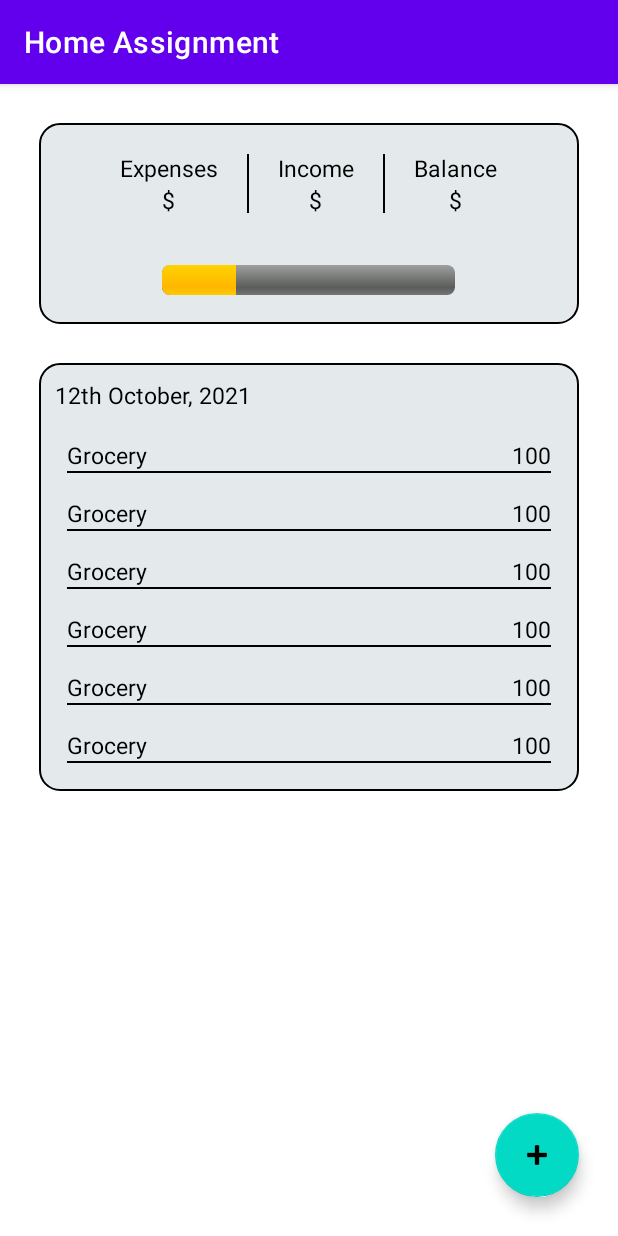
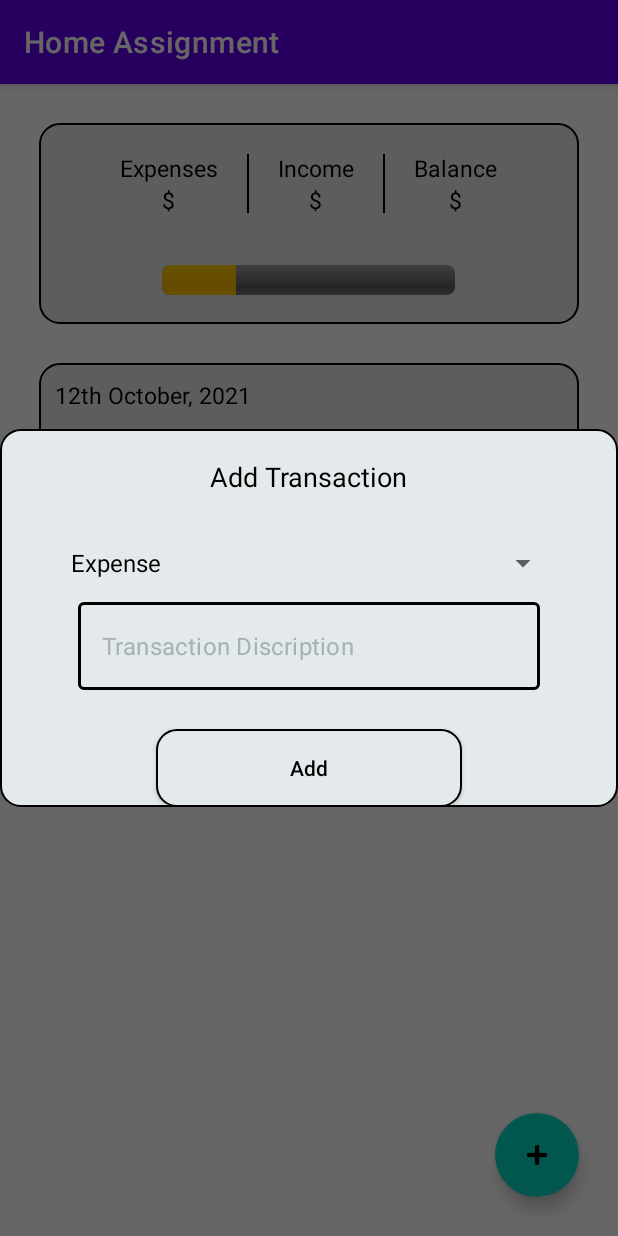
Before and after one commit to tauqeermajeed0081/home-assignment, an Android app: the screen it shows after launch (MainActivity), after a tap on "Submit", on a phone screen of 412 x 824 dp. Run offline under Robolectric (Android 15) with nearby library versions, the phone set to English and light mode, and no system bars; our stand-ins replace sdp/ssp sizes.

Commit message:
adding dialog

```diff
--- a/app/src/main/java/com/example/assignment/MainActivity.kt
+++ b/app/src/main/java/com/example/assignment/MainActivity.kt
@@ -6,7 +6,9 @@ import android.graphics.drawable.ColorDrawable
 import androidx.appcompat.app.AppCompatActivity
 import android.os.Bundle
 import android.view.View
+import android.widget.AdapterView
 import android.widget.ArrayAdapter
+import android.widget.Spinner
 import android.widget.TextView
 import androidx.recyclerview.widget.LinearLayoutManager
 import com.example.assignment.adapter.DateAdapter
@@ -16,7 +18,8 @@ import com.example.assignment.model.ItemData
 import com.example.assignment.model.ItemModel
 import com.google.android.material.bottomsheet.BottomSheetDialog
 
-class MainActivity : AppCompatActivity(), View.OnClickListener {
+class MainActivity : AppCompatActivity(), View.OnClickListener,
+    AdapterView.OnItemSelectedListener {
     lateinit var binding: ActivityMainBinding
     private var dateAdapter: DateAdapter? = null
     private var dateModelArray: ArrayList<DateModel> = ArrayList()
@@ -34,7 +37,7 @@ class MainActivity : AppCompatActivity(), View.OnClickListener {
         setUpRV()
     }
 
-    private fun setUpRV(){
+    private fun setUpRV() {
         val layoutManager =
             LinearLayoutManager(this, LinearLayoutManager.VERTICAL, false)
         binding.rvList.layoutManager = layoutManager
@@ -42,9 +45,9 @@ class MainActivity : AppCompatActivity(), View.OnClickListener {
         binding.rvList.adapter = dateAdapter
     }
 
-    private fun populateData(){
-        for (i in 0..5){
-            itemListModelArray.add(ItemModel("Grocery",100))
+    private fun populateData() {
+        for (i in 0..5) {
+            itemListModelArray.add(ItemModel("Grocery", 100))
         }
         dateModelArray.add(DateModel(getCurrentTimeStamp(), itemListModelArray))
         dateAdapter = DateAdapter(
@@ -55,36 +58,39 @@ class MainActivity : AppCompatActivity(), View.OnClickListener {
     }
 
     override fun onClick(v: View?) {
-        when(v){
-            binding.addButton ->{
-
+        when (v) {
+            binding.addButton -> {
+                alertDialog()
             }
         }
     }
 
     private fun alertDialog() {
-
         itemData.clear()
-        itemData.add(ItemData())
+        itemData.add(ItemData(1, "Expense"))
+        itemData.add(ItemData(2, "Income"))
         val adapter: ArrayAdapter<ItemData> = ArrayAdapter<ItemData>(
             this,
             android.R.layout.simple_spinner_dropdown_item,
             itemData
         )
 
-        dialog = BottomSheetDialog(this)
+        dialog = Dialog(this)
         dialog?.setContentView(R.layout.popup_dialog)
         dialog?.setCancelable(false)
         dialog?.window?.setBackgroundDrawable(ColorDrawable(Color.TRANSPARENT))
 
-        val spinner = dialog?.findViewById<TextView>(R.id.mySpinner)
-//        spinner.setAdapter(adapter)
+        val spinner = dialog?.findViewById<Spinner>(R.id.mySpinner)
+        spinner?.adapter = adapter
 
-        spinner?.setOnClickListener {
-
-        }
-
+        spinner?.onItemSelectedListener = this
         dialog?.show()
 
     }
+
+    override fun onItemSelected(parent: AdapterView<*>?, view: View?, position: Int, id: Long) {
+    }
+
+    override fun onNothingSelected(parent: AdapterView<*>?) {
+    }
 }
--- a/app/src/main/java/com/example/assignment/model/ItemData.kt
+++ b/app/src/main/java/com/example/assignment/model/ItemData.kt
@@ -1,8 +1,9 @@
 package com.example.assignment.model
 
-class ItemData {
-    var id: String? = null
+data class ItemData(
+    var id: Int? = -1,
     var name: String? = null
+) {
 
     override fun toString(): String {
         return name!!
--- a/app/src/main/res/layout/date_item_list.xml
+++ b/app/src/main/res/layout/date_item_list.xml
@@ -19,11 +19,11 @@
             android:textSize="@dimen/_12ssp" />
 
         <androidx.recyclerview.widget.RecyclerView
-            android:layout_marginTop="@dimen/_8sdp"
             android:id="@+id/nestedRv"
             android:layout_width="match_parent"
             android:layout_height="wrap_content"
-            android:layout_below="@+id/date" />
+            android:layout_below="@+id/date"
+            android:layout_marginTop="@dimen/_8sdp" />
 
     </RelativeLayout>
 
--- a/app/src/main/res/layout/popup_dialog.xml
+++ b/app/src/main/res/layout/popup_dialog.xml
@@ -2,6 +2,7 @@
 <RelativeLayout xmlns:android="http://schemas.android.com/apk/res/android"
     android:layout_width="match_parent"
     android:layout_height="match_parent"
+    android:background="@drawable/shape_rectangle_grey"
     xmlns:app="http://schemas.android.com/apk/res-auto">
 
     <TextView
@@ -21,7 +22,6 @@
         android:layout_marginStart="@dimen/_30sdp"
         android:layout_marginEnd="@dimen/_30sdp"
         android:layout_width="match_parent"
-        android:spinnerMode="dialog"
         android:layout_height="@dimen/_40sdp" />
 
     <com.google.android.material.textfield.TextInputLayout
```
